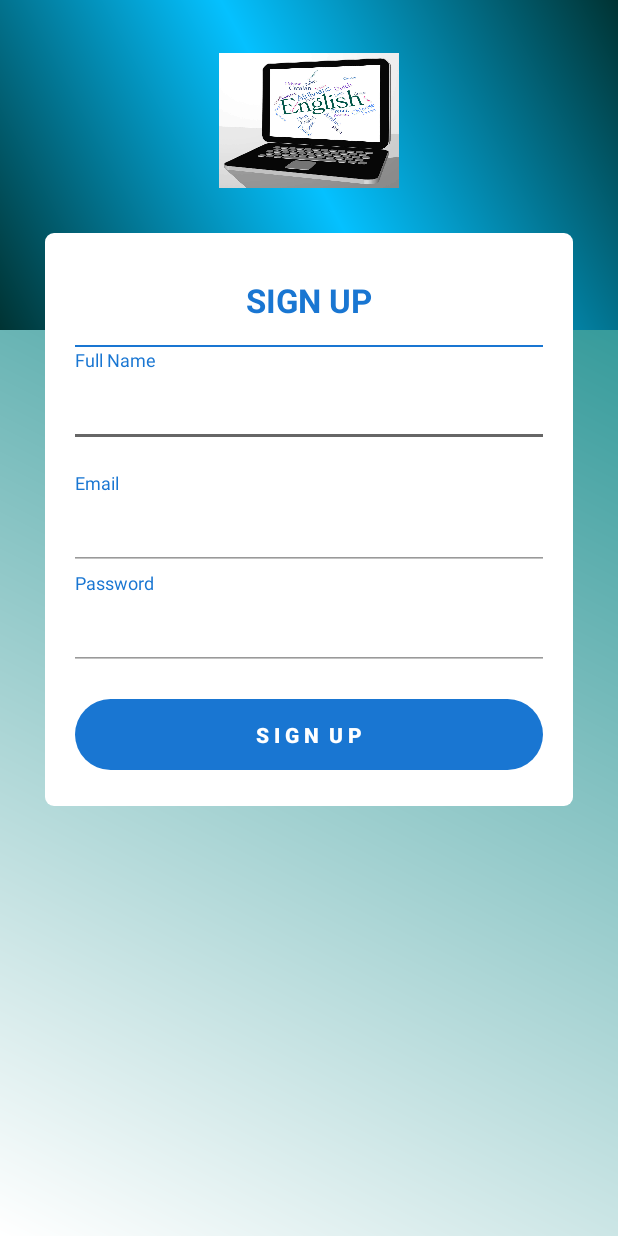
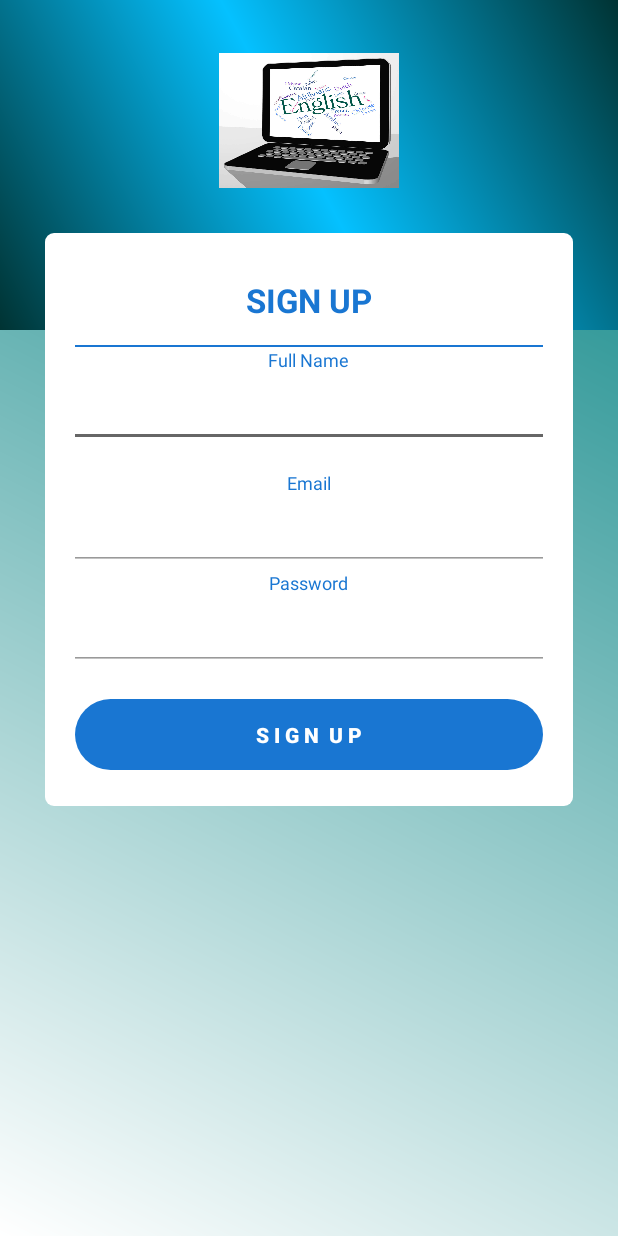
Before and after one commit to aimahdi/TeachVocabulary, an Android app: the screen it shows after launch (SignUpActivity), after a tap on "Sign Up", on a phone screen of 412 x 824 dp. Run offline under Robolectric (Android 15) with nearby library versions, the phone set to English and light mode, and no system bars; our stand-ins replace Firebase (no records; nobody signed in at launch, a user with empty details on screens opened directly).

Commit message:
Code updated, removed Google Ad, ready to launch in GooglePlay

```diff
--- a/app/build.gradle
+++ b/app/build.gradle
@@ -40,7 +40,6 @@ dependencies {
 
     api 'com.firebaseui:firebase-ui-database:4.3.1'
 
-    implementation 'com.google.android.gms:play-services-ads:18.1.0'
 }
 
 com.google.gms.googleservices.GoogleServicesPlugin.config.disableVersionCheck = true
--- a/app/src/main/AndroidManifest.xml
+++ b/app/src/main/AndroidManifest.xml
@@ -15,10 +15,6 @@
         android:roundIcon="@drawable/main_icon"
         android:supportsRtl="true"
         android:theme="@style/AppTheme.NoActionBar">
-
-        <meta-data
-            android:name="com.google.android.gms.ads.APPLICATION_ID"
-            android:value="ca-app-pub-7291069729871905~6682461646" />
 
         <activity android:name="com.aimtechltd.teachvocabulary.SplashScreenActivity">
             <intent-filter>
--- a/app/src/main/java/com/aimtechltd/teachvocabulary/MainActivity.java
+++ b/app/src/main/java/com/aimtechltd/teachvocabulary/MainActivity.java
@@ -8,11 +8,6 @@ import android.os.Bundle;
 import android.view.View;
 import android.widget.Button;
 
-import com.google.android.gms.ads.AdRequest;
-import com.google.android.gms.ads.AdView;
-import com.google.android.gms.ads.MobileAds;
-import com.google.android.gms.ads.initialization.InitializationStatus;
-import com.google.android.gms.ads.initialization.OnInitializationCompleteListener;
 import com.google.firebase.auth.FirebaseAuth;
 import com.google.firebase.auth.FirebaseUser;
 
@@ -23,9 +18,6 @@ public class MainActivity extends AppCompatActivity implements View.OnClickListe
     private FirebaseAuth firebaseAuth;
     private FirebaseUser user;
 
-    private AdView mAdView;
-
-
     @Override
     protected void onCreate(Bundle savedInstanceState) {
         super.onCreate(savedInstanceState);
@@ -33,18 +25,6 @@ public class MainActivity extends AppCompatActivity implements View.OnClickListe
 
 
         initializeViews();
-
-        MobileAds.initialize(this, new OnInitializationCompleteListener() {
-            @Override
-            public void onInitializationComplete(InitializationStatus initializationStatus) {
-            }
-        });
-
-
-        mAdView = findViewById(R.id.adViewMain);
-        AdRequest adRequest = new AdRequest.Builder().build();
-        mAdView.loadAd(adRequest);
-
 
         vocabularyList.setOnClickListener(this);
         vocabularyGame.setOnClickListener(this);
--- a/app/src/main/java/com/aimtechltd/teachvocabulary/SignInActivity.java
+++ b/app/src/main/java/com/aimtechltd/teachvocabulary/SignInActivity.java
@@ -3,15 +3,6 @@ package com.aimtechltd.teachvocabulary;
 import android.app.ProgressDialog;
 import android.content.Context;
 import android.content.Intent;
-
-import androidx.annotation.NonNull;
-
-import com.google.android.gms.ads.AdRequest;
-import com.google.android.gms.ads.AdView;
-import com.google.android.material.textfield.TextInputEditText;
-
-import androidx.appcompat.app.AppCompatActivity;
-
 import android.os.Bundle;
 import android.text.TextUtils;
 import android.view.View;
@@ -19,13 +10,14 @@ import android.widget.Button;
 import android.widget.TextView;
 import android.widget.Toast;
 
-import com.google.android.gms.ads.MobileAds;
-import com.google.android.gms.ads.initialization.InitializationStatus;
+import androidx.annotation.NonNull;
+import androidx.appcompat.app.AppCompatActivity;
+
 import com.google.android.gms.tasks.OnCompleteListener;
 import com.google.android.gms.tasks.Task;
+import com.google.android.material.textfield.TextInputEditText;
 import com.google.firebase.auth.AuthResult;
 import com.google.firebase.auth.FirebaseAuth;
-import com.google.android.gms.ads.initialization.OnInitializationCompleteListener;
 
 public class SignInActivity extends AppCompatActivity implements View.OnClickListener {
 
@@ -41,8 +33,6 @@ public class SignInActivity extends AppCompatActivity implements View.OnClickLis
 
     private ProgressDialog loading;
 
-    private AdView mAdView;
-
 
     @Override
     protected void onCreate(Bundle savedInstanceState) {
@@ -52,17 +42,6 @@ public class SignInActivity extends AppCompatActivity implements View.OnClickLis
         initializeViews();
 
         initializeFirebase();
-
-        MobileAds.initialize(this, new OnInitializationCompleteListener() {
-            @Override
-            public void onInitializationComplete(InitializationStatus initializationStatus) {
-            }
-        });
-
-
-        mAdView = findViewById(R.id.adViewSignIn);
-        AdRequest adRequest = new AdRequest.Builder().build();
-        mAdView.loadAd(adRequest);
 
         signIn.setOnClickListener(this);
 
--- a/app/src/main/java/com/aimtechltd/teachvocabulary/SignUpActivity.java
+++ b/app/src/main/java/com/aimtechltd/teachvocabulary/SignUpActivity.java
@@ -3,22 +3,18 @@ package com.aimtechltd.teachvocabulary;
 import android.app.ProgressDialog;
 import android.content.Context;
 import android.content.Intent;
-import androidx.annotation.NonNull;
-
-import com.google.android.gms.ads.AdRequest;
-import com.google.android.gms.ads.AdView;
-import com.google.android.gms.ads.MobileAds;
-import com.google.android.gms.ads.initialization.InitializationStatus;
-import com.google.android.gms.ads.initialization.OnInitializationCompleteListener;
-import com.google.android.material.textfield.TextInputEditText;
-import androidx.appcompat.app.AppCompatActivity;
 import android.os.Bundle;
 import android.text.TextUtils;
 import android.view.View;
 import android.widget.Button;
 import android.widget.Toast;
+
+import androidx.annotation.NonNull;
+import androidx.appcompat.app.AppCompatActivity;
+
 import com.google.android.gms.tasks.OnCompleteListener;
 import com.google.android.gms.tasks.Task;
+import com.google.android.material.textfield.TextInputEditText;
 import com.google.firebase.auth.AuthResult;
 import com.google.firebase.auth.FirebaseAuth;
 import com.google.firebase.database.DatabaseReference;
@@ -38,7 +34,6 @@ public class SignUpActivity extends AppCompatActivity implements View.OnClickLis
 
     private ProgressDialog loading;
 
-    private AdView mAdView;
 
     @Override
     protected void onCreate(Bundle savedInstanceState) {
@@ -48,18 +43,6 @@ public class SignUpActivity extends AppCompatActivity implements View.OnClickLis
         initializeViews();
 
         initializeFirebase();
-
-        MobileAds.initialize(this, new OnInitializationCompleteListener() {
-            @Override
-            public void onInitializationComplete(InitializationStatus initializationStatus) {
-            }
-        });
-
-
-
-        mAdView = findViewById(R.id.adViewSignUp);
-        AdRequest adRequest = new AdRequest.Builder().build();
-        mAdView.loadAd(adRequest);
 
         signUp.setOnClickListener(this);
     }
--- a/app/src/main/java/com/aimtechltd/teachvocabulary/SplashScreenActivity.java
+++ b/app/src/main/java/com/aimtechltd/teachvocabulary/SplashScreenActivity.java
@@ -35,8 +35,6 @@ public class SplashScreenActivity extends AppCompatActivity {
         new Thread(new Runnable() {
             @Override
             public void run() {
-
-
                 while (i < 100) {
                     i += 2;
                     handler.post(new Runnable() {
--- a/app/src/main/res/layout/activity_sign_up.xml
+++ b/app/src/main/res/layout/activity_sign_up.xml
@@ -63,7 +63,8 @@
                     android:text="Full Name"
                     android:textAlignment="center"
                     android:textAppearance="@style/Base.TextAppearance.AppCompat.Caption"
-                    android:textColor="@color/colorPrimary" />
+                    android:textColor="@color/colorPrimary"
+                    android:layout_gravity="center_horizontal" />
 
                 <com.google.android.material.textfield.TextInputEditText
                     android:id="@+id/full_name_input_SU"
@@ -90,7 +91,8 @@
                     android:text="Email"
                     android:textAlignment="center"
                     android:textAppearance="@style/Base.TextAppearance.AppCompat.Caption"
-                    android:textColor="@color/colorPrimary" />
+                    android:textColor="@color/colorPrimary"
+                    android:layout_gravity="center_horizontal" />
 
                 <com.google.android.material.textfield.TextInputEditText
                     android:id="@+id/email_input_SU"
@@ -116,7 +118,8 @@
                     android:text="Password"
                     android:textAlignment="center"
                     android:textAppearance="@style/Base.TextAppearance.AppCompat.Caption"
-                    android:textColor="@color/colorPrimary" />
+                    android:textColor="@color/colorPrimary"
+                    android:layout_gravity="center_horizontal" />
 
                 <com.google.android.material.textfield.TextInputEditText
                     android:id="@+id/password_input_SU"
@@ -162,15 +165,4 @@
 
     </LinearLayout>
 
-    <com.google.android.gms.ads.AdView
-        xmlns:ads="http://schemas.android.com/apk/res-auto"
-        android:id="@+id/adViewSignUp"
-        android:layout_width="wrap_content"
-        android:layout_height="wrap_content"
-        android:layout_centerHorizontal="true"
-        android:layout_alignParentBottom="true"
-        ads:adSize="BANNER"
-        ads:adUnitId="ca-app-pub-7291069729871905/5288669360">
-    </com.google.android.gms.ads.AdView>
-
 </RelativeLayout>
--- a/app/src/main/res/layout/custom_ranklist_layout.xml
+++ b/app/src/main/res/layout/custom_ranklist_layout.xml
@@ -16,7 +16,8 @@
         android:text="User Name"
         android:layout_width="0dp"
         android:layout_height="50dp"
-        android:layout_weight="7" />
+        android:layout_weight="7"
+        android:layout_gravity="center_horizontal" />
 
     <TextView
         android:textStyle="bold"
@@ -28,6 +29,7 @@
         android:text="0"
         android:layout_width="0dp"
         android:layout_height="50dp"
-        android:layout_weight="3" />
+        android:layout_weight="3"
+        android:layout_gravity="center_horizontal" />
 
 </LinearLayout>
--- a/app/src/main/res/layout/custom_word_layout.xml
+++ b/app/src/main/res/layout/custom_word_layout.xml
@@ -14,7 +14,8 @@
         android:textColor="@android:color/background_light"
         android:textSize="34dp"
         android:layout_width="match_parent"
-        android:layout_height="50dp" />
+        android:layout_height="50dp"
+        android:layout_gravity="center_horizontal" />
 
     <TextView
         android:textSize="14sp"
@@ -23,7 +24,8 @@
         android:text="Click on the word to see details"
         android:layout_below="@id/text_view_word"
         android:layout_width="match_parent"
-        android:layout_height="wrap_content" />
+        android:layout_height="wrap_content"
+        android:layout_gravity="center_horizontal" />
 
 
 
--- a/app/src/main/res/layout/word_view_dialog.xml
+++ b/app/src/main/res/layout/word_view_dialog.xml
@@ -18,6 +18,7 @@
             android:id="@+id/word"
             android:layout_width="match_parent"
             android:layout_height="wrap_content"
+            android:gravity="center_horizontal"
             android:padding="15dp"
             android:text="word"
             android:textAlignment="center"
@@ -29,6 +30,7 @@
             android:id="@+id/meaning"
             android:layout_width="match_parent"
             android:layout_height="wrap_content"
+            android:layout_gravity="center_horizontal"
             android:padding="15dp"
             android:text="word"
             android:textAlignment="center"
@@ -40,6 +42,7 @@
             android:id="@+id/synonyms"
             android:layout_width="match_parent"
             android:layout_height="wrap_content"
+            android:layout_gravity="center_horizontal"
             android:padding="15dp"
             android:text="word"
             android:textAlignment="center"
@@ -51,6 +54,7 @@
             android:id="@+id/example"
             android:layout_width="match_parent"
             android:layout_height="wrap_content"
+            android:layout_gravity="center_horizontal"
             android:padding="15dp"
             android:text="word"
             android:textAlignment="center"
--- a/build.gradle
+++ b/build.gradle
@@ -8,7 +8,7 @@ buildscript {
 
     }
     dependencies {
-        classpath 'com.android.tools.build:gradle:3.4.2'
+        classpath 'com.android.tools.build:gradle:4.0.1'
         classpath 'com.google.gms:google-services:4.2.0'
 
         // NOTE: Do not place your application dependencies here; they belong
```
Also changed, not shown: app/src/main/java/com/aimtechltd/teachvocabulary/RankListActivity.java (+8 -10 lines), app/src/main/java/com/aimtechltd/teachvocabulary/VocabularyGameActivity.java (+0 -33 lines), app/src/main/java/com/aimtechltd/teachvocabulary/VocabularyListActivity.java (+6 -4 lines), app/src/main/res/layout/activity_rank_list.xml (+23 -21 lines), app/src/main/res/layout/activity_sign_in.xml (+3 -12 lines), app/src/main/res/layout/activity_vocabulary_game.xml (+3 -12 lines), app/src/main/res/layout/test_grid.xml (+8 -18 lines), gradle/wrapper/gradle-wrapper.properties.
